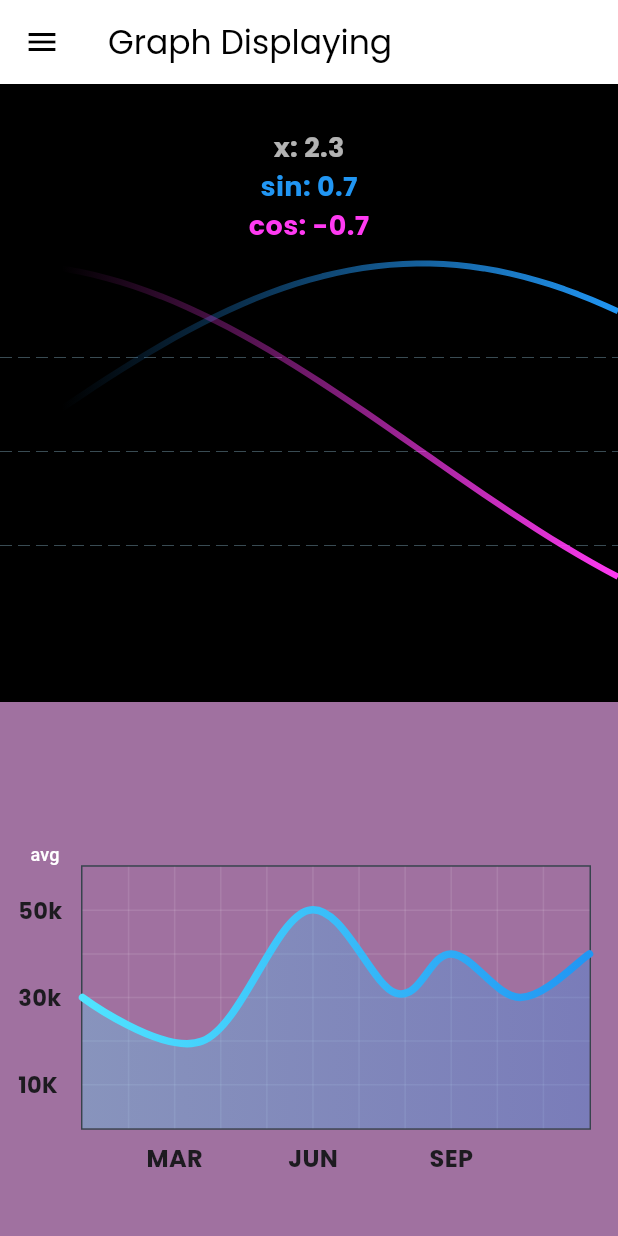
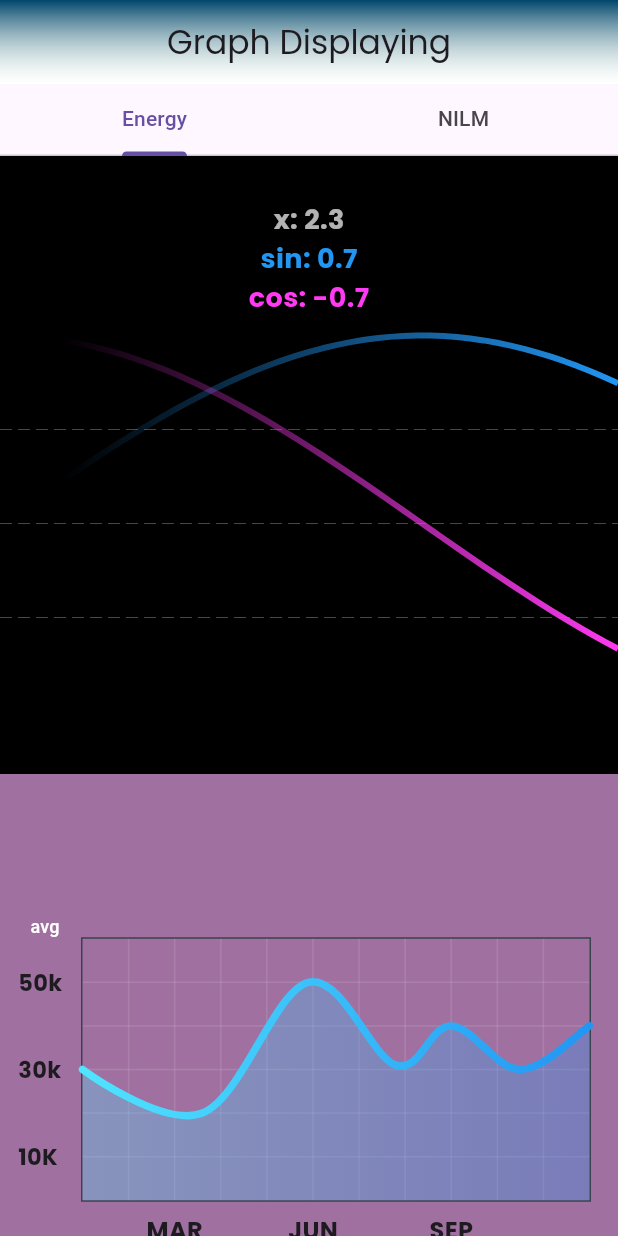
Before and after one commit to huiyinghuan/team12_PSD_NILM_Mobile_Application, a Flutter app: the PowerGraph widget shown alone on an empty page, opened directly, on a phone screen of 412 x 824 dp. Run offline on Flutter 3.47's test engine with Material 3 defaults, Android fonts, the light colour scheme and no system bars; drawn by our look-alikes of fl_chart; our stand-ins replace google_fonts, shared_preferences; accounts and stored records are empty.

Commit message:
NILM data display half done

```diff
--- a/lib/pages/charts/power_graph.dart
+++ b/lib/pages/charts/power_graph.dart
@@ -1,18 +1,19 @@
 import 'dart:async';
-
 import 'package:flutter/material.dart';
 import 'package:google_fonts/google_fonts.dart';
+import 'package:l3homeation/components/graphs/chart_sample.dart';
+import 'package:l3homeation/pages/charts/nilm_graph.dart';
+import 'package:l3homeation/widget/base_layout.dart';
+import 'package:l3homeation/widget/navigation_drawer_widget.dart';
+import 'package:l3homeation/services/userPreferences.dart';
 import 'package:l3homeation/components/graphs/bar_chart_sample2.dart';
 import 'package:l3homeation/components/graphs/bar_chart_sample6.dart';
 import 'package:l3homeation/components/graphs/bar_chart_sample7.dart';
-import 'package:l3homeation/components/graphs/chart_sample.dart';
 import 'package:l3homeation/components/graphs/line_chart_sample10.dart';
 import 'package:l3homeation/components/graphs/line_chart_sample2.dart';
 import 'package:l3homeation/components/graphs/pie_chart_sample2.dart';
 import 'package:l3homeation/components/graphs/radar_chart_sample1.dart';
 import 'package:l3homeation/models/iot_device.dart';
-import 'package:l3homeation/widget/navigation_drawer_widget.dart';
-import 'package:l3homeation/services/userPreferences.dart';
 
 class ChartSamples {
   static final Map<ChartType, List<ChartSample>> samples = {
@@ -27,22 +28,20 @@ class PowerGraph extends StatefulWidget {
   _PowerGraphState createState() => _PowerGraphState();
 }
 
-class _PowerGraphState extends State<PowerGraph> {
+class _PowerGraphState extends State<PowerGraph>
+    with SingleTickerProviderStateMixin {
   late Future<List<dynamic>> devices = Future.value([]);
   String? auth;
+  TabController? _tabController;
 
   @override
   void initState() {
     super.initState();
+    _tabController = TabController(length: 2, vsync: this);
     loadAuth().then((_) {
       print("Got auth: $auth\n");
       updateDevices();
     });
-    // updateDevices(); // Can be read as initialize devices too --> Naming seems weird only because it usees the exact same function to call for an update
-    // updateDevicesTimer = Timer.periodic(const Duration(seconds: 5), (timer) {
-    //   updateDevices();
-    // });
-    // ^ Implement the timer back once we figure out how to make the rebuilding of the device status' more smooth
   }
 
   Future<void> loadAuth() async {
@@ -61,29 +60,20 @@ class _PowerGraphState extends State<PowerGraph> {
   }
 
   @override
-  Widget build(BuildContext context) {
-    return Scaffold(
-      appBar: AppBar(
-        backgroundColor: Colors.white,
-        title: Text(
-          'Graph Displaying',
-          style: GoogleFonts.poppins(
-            color: Colors.black,
-            fontSize: 22,
-          ),
-        ),
-        iconTheme: IconThemeData(color: Colors.black),
-      ),
-      drawer: NavigationDrawerWidget(),
-      backgroundColor: Color.fromARGB(230, 145, 145, 145),
-      body:ListView(
+  void dispose() {
+    _tabController?.dispose();
+    super.dispose();
+  }
+
+  Widget buildEnergyTab() {
+    return SingleChildScrollView(
+      child: Column(
         children: [
-          // GridView.count
           GridView.count(
             crossAxisCount: 1,
             childAspectRatio: 1,
             shrinkWrap: true,
-            physics: NeverScrollableScrollPhysics(), // Disable scrolling for the inner GridView
+            physics: NeverScrollableScrollPhysics(),
             children: <Widget>[
               Container(
                 child: LineChartSample10(),
@@ -99,21 +89,37 @@ class _PowerGraphState extends State<PowerGraph> {
                 color: Color.fromARGB(255, 189, 223, 109),
                 alignment: Alignment.center,
               ),
+            ],
+          ),
+          Container(
+            child: BarChartSample7(),
+            color: Color.fromARGB(255, 63, 128, 118),
+          ),
+          Container(
+            child: PieChartSample2(),
+            color: Color.fromARGB(255, 206, 107, 140),
+          ),
+        ],
+      ),
+    );
+  }
+
+  Widget buildNILMTab() {
+    return SingleChildScrollView(
+      child: Column(
+        children: [
+          GridView.count(
+            crossAxisCount: 1,
+            childAspectRatio: 1,
+            shrinkWrap: true,
+            physics: NeverScrollableScrollPhysics(),
+            children: <Widget>[
               Container(
-                child: BarChartSample7(),
-                color: Color.fromARGB(255, 63, 128, 118),
-              ),
-              Container(
-                child: BarChartSample2(),
+                child: NILM_graph(),
                 color: Color.fromARGB(255, 79, 27, 109),
-              ),
-              Container(
-                child: PieChartSample2(),
-                color: Color.fromARGB(255, 206, 107, 140),
               ),
             ],
           ),
-          // Container outside of GridView
           Container(
             child: RadarChartSample1(),
             color: Color.fromARGB(255, 129, 134, 177),
@@ -122,4 +128,39 @@ class _PowerGraphState extends State<PowerGraph> {
       ),
     );
   }
+
+  TabBarView buildTabularViews() {
+    return TabBarView(
+      controller: _tabController,
+      children: [
+        buildEnergyTab(),
+        buildNILMTab(),
+      ],
+    );
+  }
+
+  TabBar buildTabSelect() {
+    return TabBar(
+      controller: _tabController,
+      tabs: [
+        Tab(text: 'Energy'),
+        Tab(text: 'NILM'),
+      ],
+    );
+  }
+
+  @override
+  Widget build(BuildContext context) {
+    return BaseLayout(
+      title: 'Graph Displaying',
+      child: Column(
+        children: <Widget>[
+          buildTabSelect(),
+          Expanded(
+            child: buildTabularViews(),
+          ),
+        ],
+      ),
+    );
+  }
 }
```
Also changed, not shown: lib/models/nilm_appliance.dart (added, +52 -0 lines), lib/pages/charts/nilm_graph.dart (added, +322 -0 lines), lib/components/graphs/bar_chart_sample7.dart (line endings or trailing spaces).
